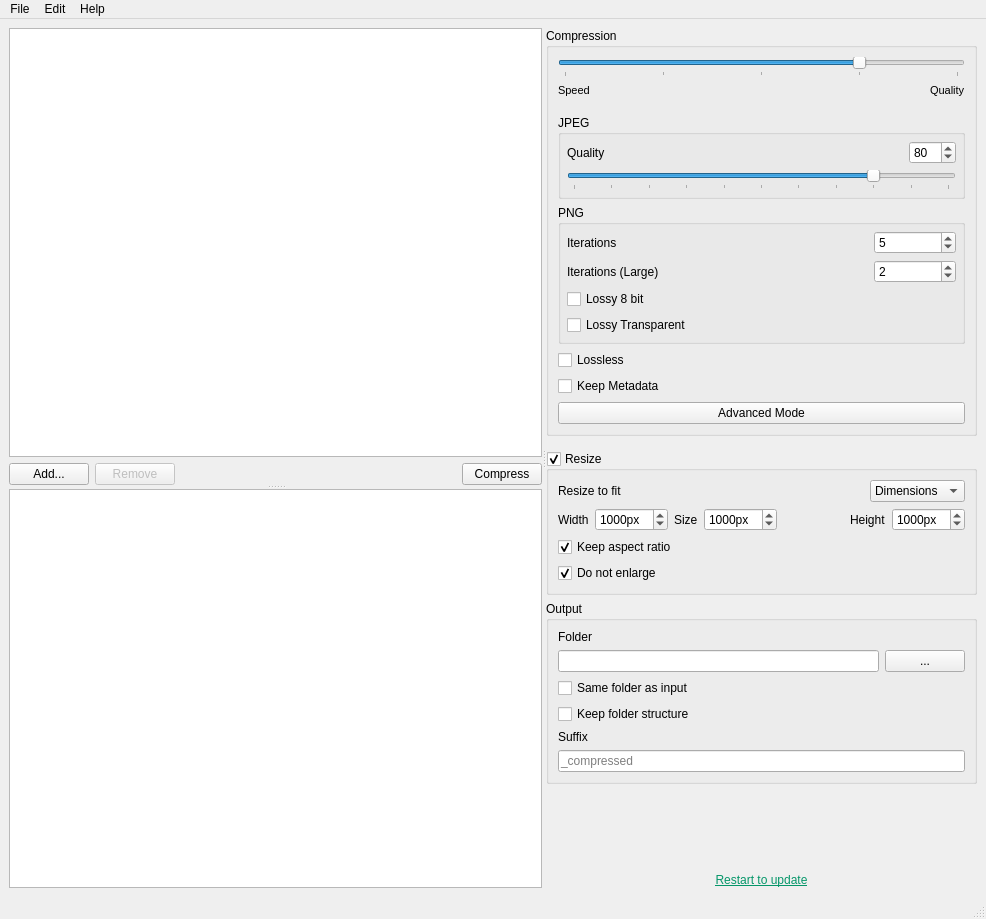
First picture: the form in views/MainWindow.ui, repository Lymphatus/caesium-image-compressor, before the edit.
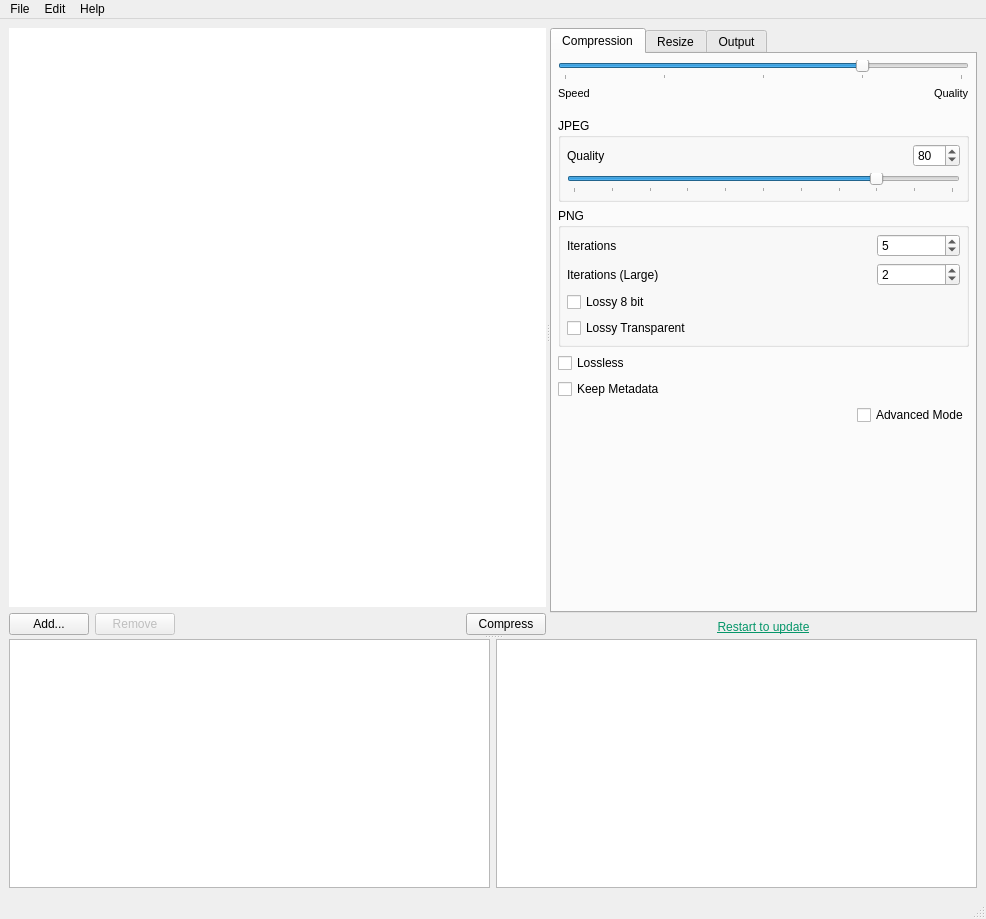
Second picture: the form after the edit. Custom widgets are drawn as their Qt base class.

The edit to the form file:
```diff
--- a/views/MainWindow.ui
+++ b/views/MainWindow.ui
@@ -16,21 +16,30 @@
   <property name="locale">
    <locale language="English" country="UnitedStates"/>
   </property>
+  <property name="toolButtonStyle">
+   <enum>Qt::ToolButtonTextUnderIcon</enum>
+  </property>
+  <property name="unifiedTitleAndToolBarOnMac">
+   <bool>false</bool>
+  </property>
   <widget class="QWidget" name="centralwidget">
-   <layout class="QHBoxLayout" name="horizontalLayout_5">
+   <layout class="QVBoxLayout" name="verticalLayout">
     <item>
-     <widget class="QSplitter" name="main_Splitter">
-      <property name="orientation">
-       <enum>Qt::Horizontal</enum>
-      </property>
-      <widget class="QSplitter" name="left_Splitter">
+     <widget class="QSplitter" name="main_VSplitter">
        <property name="orientation">
         <enum>Qt::Vertical</enum>
+      </property>
+      <widget class="QSplitter" name="sidebar_HSplitter">
+       <property name="orientation">
+        <enum>Qt::Horizontal</enum>
        </property>
        <widget class="QWidget" name="layoutWidget">
         <layout class="QVBoxLayout" name="verticalLayout_6">
          <item>
           <widget class="QDropTreeView" name="imageList_TreeView">
+           <property name="frameShape">
+            <enum>QFrame::NoFrame</enum>
+           </property>
            <property name="dragDropMode">
             <enum>QAbstractItemView::DropOnly</enum>
            </property>
@@ -38,7 +47,7 @@
             <enum>Qt::MoveAction</enum>
            </property>
            <property name="alternatingRowColors">
-            <bool>true</bool>
+            <bool>false</bool>
            </property>
            <property name="selectionMode">
             <enum>QAbstractItemView::ExtendedSelection</enum>
@@ -115,32 +124,38 @@
          </item>
         </layout>
        </widget>
-       <widget class="QZoomGraphicsView" name="preview_graphicsView">
-        <property name="renderHints">
-         <set>QPainter::Antialiasing|QPainter::SmoothPixmapTransform|QPainter::TextAntialiasing</set>
-        </property>
-        <property name="dragMode">
-         <enum>QGraphicsView::ScrollHandDrag</enum>
-        </property>
-       </widget>
-      </widget>
       <widget class="QWidget" name="verticalLayoutWidget_2">
        <layout class="QVBoxLayout" name="sidebar_VerticalLayout">
         <property name="spacing">
          <number>6</number>
         </property>
         <item>
-         <widget class="QGroupBox" name="compressionOptions_GroupBox">
-          <property name="title">
+          <widget class="QTabWidget" name="parameters_TabWidget">
+           <property name="currentIndex">
+            <number>0</number>
+           </property>
+           <property name="usesScrollButtons">
+            <bool>false</bool>
+           </property>
+           <widget class="QWidget" name="compression_Tab">
+            <attribute name="title">
            <string>Compression</string>
-          </property>
-          <property name="checkable">
-           <bool>false</bool>
-          </property>
-          <layout class="QVBoxLayout" name="compressionOptions_Layout">
-           <property name="spacing">
+            </attribute>
+            <layout class="QVBoxLayout" name="verticalLayout_8">
+             <property name="leftMargin">
+              <number>6</number>
+             </property>
+             <property name="topMargin">
+              <number>6</number>
+             </property>
+             <property name="rightMargin">
             <number>6</number>
            </property>
+             <property name="bottomMargin">
+              <number>6</number>
+             </property>
+             <item>
+              <layout class="QVBoxLayout" name="verticalLayout_7">
            <item>
             <widget class="QFrame" name="compressionSlider_Frame">
              <property name="frameShape">
@@ -432,7 +447,22 @@
             </widget>
            </item>
            <item>
-            <widget class="QPushButton" name="advancedMode_Button">
+                <layout class="QHBoxLayout" name="advancedMode_HLayout">
+                 <item>
+                  <spacer name="horizontalSpacer_4">
+                   <property name="orientation">
+                    <enum>Qt::Horizontal</enum>
+                   </property>
+                   <property name="sizeHint" stdset="0">
+                    <size>
+                     <width>40</width>
+                     <height>20</height>
+                    </size>
+                   </property>
+                  </spacer>
+                 </item>
+                 <item>
+                  <widget class="QCheckBox" name="advancedMode_CheckBox">
              <property name="styleSheet">
               <string notr="true"/>
              </property>
@@ -451,38 +481,46 @@
              <property name="autoExclusive">
               <bool>false</bool>
              </property>
-             <property name="default">
-              <bool>false</bool>
-             </property>
-             <property name="flat">
-              <bool>false</bool>
-             </property>
             </widget>
            </item>
           </layout>
-         </widget>
         </item>
         <item>
-         <widget class="Line" name="line">
-          <property name="lineWidth">
-           <number>0</number>
-          </property>
+                <spacer name="verticalSpacer">
           <property name="orientation">
-           <enum>Qt::Horizontal</enum>
-          </property>
-         </widget>
-        </item>
-        <item>
-         <widget class="QGroupBox" name="resize_groupBox">
-          <property name="title">
+                  <enum>Qt::Vertical</enum>
+                 </property>
+                 <property name="sizeHint" stdset="0">
+                  <size>
+                   <width>20</width>
+                   <height>40</height>
+                  </size>
+                 </property>
+                </spacer>
+               </item>
+              </layout>
+             </item>
+            </layout>
+           </widget>
+           <widget class="QWidget" name="resize_Tab">
+            <attribute name="title">
            <string>Resize</string>
-          </property>
-          <property name="checkable">
-           <bool>true</bool>
-          </property>
-          <layout class="QVBoxLayout" name="verticalLayout_5">
+            </attribute>
+            <layout class="QVBoxLayout" name="verticalLayout_10">
+             <property name="leftMargin">
+              <number>6</number>
+             </property>
+             <property name="topMargin">
+              <number>6</number>
+             </property>
+             <property name="rightMargin">
+              <number>6</number>
+             </property>
+             <property name="bottomMargin">
+              <number>6</number>
+             </property>
            <item>
-            <layout class="QVBoxLayout" name="verticalLayout_2">
+              <layout class="QVBoxLayout" name="verticalLayout_9">
              <item>
               <layout class="QHBoxLayout" name="horizontalLayout_3">
                <item>
@@ -513,6 +551,11 @@
                </item>
                <item>
                 <widget class="QComboBox" name="fitTo_ComboBox">
+                   <item>
+                    <property name="text">
+                     <string>No resize</string>
+                    </property>
+                   </item>
                  <item>
                   <property name="text">
                    <string>Dimensions</string>
@@ -661,17 +704,52 @@
                </property>
               </widget>
              </item>
+               <item>
+                <widget class="QCheckBox" name="keepAspectRatio_CheckBox">
+                 <property name="text">
+                  <string>Keep aspect ratio</string>
+                 </property>
+                 <property name="checked">
+                  <bool>true</bool>
+                 </property>
+                </widget>
+               </item>
+               <item>
+                <spacer name="verticalSpacer_2">
+                 <property name="orientation">
+                  <enum>Qt::Vertical</enum>
+                 </property>
+                 <property name="sizeHint" stdset="0">
+                  <size>
+                   <width>20</width>
+                   <height>40</height>
+                  </size>
+                 </property>
+                </spacer>
+               </item>
             </layout>
            </item>
           </layout>
          </widget>
-        </item>
-        <item>
-         <widget class="QGroupBox" name="output_groupBox">
-          <property name="title">
+           <widget class="QWidget" name="output_Tab">
+            <attribute name="title">
            <string>Output</string>
-          </property>
-          <layout class="QVBoxLayout" name="verticalLayout">
+            </attribute>
+            <layout class="QVBoxLayout" name="verticalLayout_12">
+             <property name="leftMargin">
+              <number>6</number>
+             </property>
+             <property name="topMargin">
+              <number>6</number>
+             </property>
+             <property name="rightMargin">
+              <number>6</number>
+             </property>
+             <property name="bottomMargin">
+              <number>6</number>
+             </property>
+             <item>
+              <layout class="QVBoxLayout" name="verticalLayout_11">
            <item>
             <widget class="QLabel" name="outputFolder_Label">
              <property name="text">
@@ -700,6 +778,8 @@
                </property>
               </widget>
              </item>
+                </layout>
+               </item>
              <item>
               <widget class="QPushButton" name="outputFolderBrowse_Button">
                <property name="sizePolicy">
@@ -716,8 +796,6 @@
                </property>
               </widget>
              </item>
-            </layout>
-           </item>
            <item>
             <widget class="QCheckBox" name="sameOutputFolderAsInput_CheckBox">
              <property name="text">
@@ -735,6 +813,22 @@
              </property>
             </widget>
            </item>
+               <item>
+                <widget class="Line" name="line">
+                 <property name="frameShadow">
+                  <enum>QFrame::Sunken</enum>
+                 </property>
+                 <property name="lineWidth">
+                  <number>0</number>
+                 </property>
+                 <property name="midLineWidth">
+                  <number>1</number>
+                 </property>
+                 <property name="orientation">
+                  <enum>Qt::Horizontal</enum>
+                 </property>
+                </widget>
+               </item>
            <item>
             <widget class="QLabel" name="outputSuffix_Label">
              <property name="text">
@@ -747,6 +841,9 @@
              <property name="maxLength">
               <number>128</number>
              </property>
+                 <property name="frame">
+                  <bool>true</bool>
+                 </property>
              <property name="placeholderText">
               <string>_compressed</string>
              </property>
@@ -755,11 +852,8 @@
              </property>
             </widget>
            </item>
-          </layout>
-         </widget>
-        </item>
         <item>
-         <spacer name="verticalSpacer">
+                <spacer name="verticalSpacer_3">
           <property name="orientation">
            <enum>Qt::Vertical</enum>
           </property>
@@ -770,11 +864,17 @@
            </size>
           </property>
          </spacer>
+               </item>
+              </layout>
+             </item>
+            </layout>
+           </widget>
+          </widget>
         </item>
         <item>
          <widget class="QPushButton" name="updateAvailable_Button">
           <property name="sizePolicy">
-           <sizepolicy hsizetype="Minimum" vsizetype="Minimum">
+            <sizepolicy hsizetype="Minimum" vsizetype="Fixed">
             <horstretch>0</horstretch>
             <verstretch>0</verstretch>
            </sizepolicy>
@@ -804,6 +904,24 @@
        </layout>
       </widget>
      </widget>
+      <widget class="QWidget" name="horizontalLayoutWidget">
+       <layout class="QHBoxLayout" name="horizontalLayout_5">
+        <item>
+         <widget class="QZoomGraphicsView" name="preview_graphicsView">
+          <property name="renderHints">
+           <set>QPainter::Antialiasing|QPainter::SmoothPixmapTransform|QPainter::TextAntialiasing</set>
+          </property>
+          <property name="dragMode">
+           <enum>QGraphicsView::ScrollHandDrag</enum>
+          </property>
+         </widget>
+        </item>
+        <item>
+         <widget class="QGraphicsView" name="graphicsView"/>
+        </item>
+       </layout>
+      </widget>
+     </widget>
     </item>
    </layout>
   </widget>
```
Left out of the diff: 274 changed lines with no effect on the pictures. Lines whose indentation alone changed are shown as unchanged.
